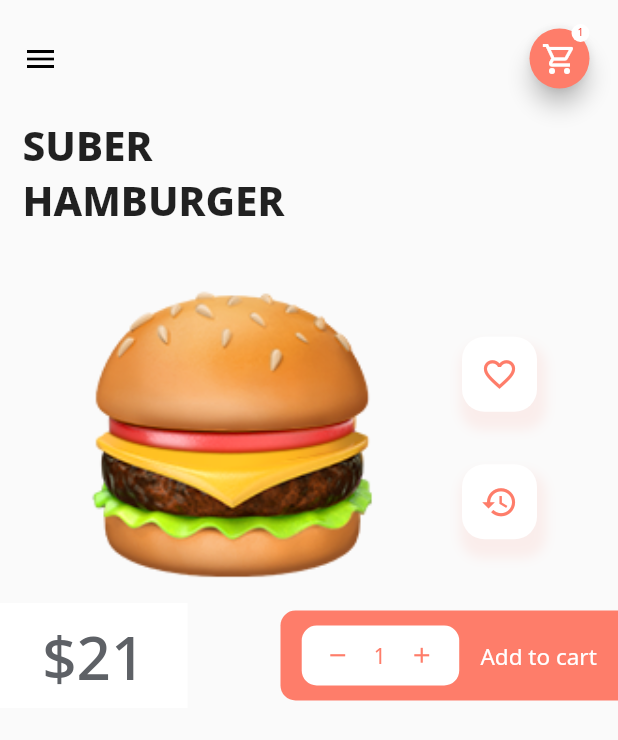
After one commit to RehamHassan1/Shop_UI, a Flutter app: the screen it shows after launch, after a tap on "Hamburger", on a phone screen of 412 x 824 dp. The commit adds this screen. Shown: the top 740 px of the screen. Run offline on Flutter 3.47's test engine with Material 2 defaults, Android fonts, the phone set to English and light mode, and no system bars; our stand-ins replace google_fonts.

Commit message:
first commit

```diff
--- /dev/null
+++ b/lib/burger.dart
@@ -0,0 +1,239 @@
+import 'package:flutter/material.dart';
+import 'package:google_fonts/google_fonts.dart';
+
+class Burger extends StatefulWidget {
+  final imgPath, foodName, pricePerItem, heroTag;
+
+  const Burger(
+      {super.key,
+      required this.imgPath,
+      required this.foodName,
+      required this.pricePerItem,
+      required this.heroTag});
+
+  @override
+  State<Burger> createState() => _BurgerState();
+}
+
+class _BurgerState extends State<Burger> {
+    var netPrice = 0.0;
+  var quantity = 1;
+
+  @override
+  Widget build(BuildContext context) {
+    return Scaffold(
+      body: ListView(children: [
+        Padding(
+          padding: const EdgeInsets.all(15.0),
+          child: Row(
+            mainAxisAlignment: MainAxisAlignment.spaceBetween,
+            children: [
+              Icon(
+                Icons.menu,
+                color: Colors.black,
+              ),
+              Stack(children: [
+                FloatingActionButton(
+                  mini: true,
+                  onPressed: () {},
+                  child:
+                      Icon(Icons.shopping_cart_outlined,  color: Colors.white),
+                  backgroundColor: Color(0xFFFE7D6A),
+                ),
+                Positioned(
+                    top: 1.0,
+                    right: 4.0,
+                    child: Container(
+                        height: 12.0,
+                        width: 12.0,
+                        decoration: BoxDecoration(
+                            color: Colors.white, shape: BoxShape.circle),
+                        child: Center(
+                          child: Text('1',
+                              style: GoogleFonts.notoSans(
+                                  fontSize: 7.0,
+                                  textStyle: TextStyle(color: Colors.red))),
+                        )))
+              ])
+            ],
+          ),
+        ),
+        Padding(
+          padding: const EdgeInsets.only(left: 15.0),
+          child: Text(
+            'SUBER',
+            style: GoogleFonts.notoSans(
+                fontWeight: FontWeight.w800, fontSize: 27.0),
+          ),
+        ),
+        Padding(
+          padding: const EdgeInsets.only(left: 15.0),
+          child: Text(
+            widget.foodName.toString().toUpperCase(),
+            style: GoogleFonts.notoSans(
+                fontWeight: FontWeight.w800, fontSize: 27.0),
+          ),
+        ),
+        SizedBox(height: 40.0),
+        Row(
+          mainAxisAlignment: MainAxisAlignment.spaceEvenly,
+          children: [
+            Hero(
+                tag: widget.heroTag,
+                child: Container(
+                  height: 200.0,
+                  width: 200.0,
+                  decoration: BoxDecoration(
+                      image: DecorationImage(
+                          image: AssetImage(widget.imgPath),
+                          fit: BoxFit.cover
+                          )),
+                )),
+                Column(
+                  children: [
+                    Stack(children: [
+                      Container(height: 45.0,width: 45.0,
+                      decoration: BoxDecoration(
+                          borderRadius: BorderRadius.circular(15.0),
+                          boxShadow: [
+                            BoxShadow(
+                              color: Color(0xFFFE7D6A).withOpacity(.1),
+                              spreadRadius: 6.0,
+                              blurRadius: 6.0,
+                              offset: Offset(5.0, 11.0)
+                            )
+                          ]
+                      ),
+                      ),
+                      Container(
+                        width: 50.0,
+                        height: 50.0,
+                          decoration: BoxDecoration(
+                            borderRadius: BorderRadius.circular(15.0),
+                            color: Colors.white
+                          ),
+                          child: Center(child: Icon(Icons.favorite_border, size:25.0,color: Color(0xFFFE7D6A)),),
+                      )
+                    ],),
+                                    SizedBox(height: 35.0),
+
+                    Stack(
+                  children: [
+                    Container(
+                      height: 45.0,
+                      width: 45.0,
+                      decoration: BoxDecoration(
+                          borderRadius: BorderRadius.circular(15.0),
+                          boxShadow: [
+                            BoxShadow(
+                                color: Color(0xFFFE7D6A).withOpacity(.1),
+                                spreadRadius: 6.0,
+                                blurRadius: 6.0,
+                                offset: Offset(5.0, 11.0))
+                          ]),
+                    ),
+                    Container(
+                      width: 50.0,
+                      height: 50.0,
+                      decoration: BoxDecoration(
+                          borderRadius: BorderRadius.circular(15.0),
+                          color: Colors.white),
+                      child: Center(
+                        child: Icon(Icons.restore,
+                            size: 25.0, color: Color(0xFFFE7D6A)),
+                      ),
+                    )
+                  ],
+                )
+                  ],
+                ),
+
+
+          ],
+        ),
+         SizedBox(height: 10.0),
+        Row(mainAxisAlignment: MainAxisAlignment.spaceBetween, children: [
+          Container(
+              height: 70.0,
+              width: 125.0,
+              color: Colors.white,
+              child: Center(
+                  child: Text(
+                '\$' + (int.parse(widget.pricePerItem) * quantity).toString(),
+                style: GoogleFonts.notoSans(
+                    fontSize: 40.0,
+                    color: Color(0xFF5E6166),
+                    fontWeight: FontWeight.w500),
+              ))),
+          Container(
+              height: 60.0,
+              width: 225.0,
+              decoration: BoxDecoration(
+                  color: Color(0xFFFE7D6A),
+                  borderRadius: BorderRadius.only(
+                      topLeft: Radius.circular(10.0),
+                      bottomLeft: Radius.circular(10.0))),
+              child: Row(
+                mainAxisAlignment: MainAxisAlignment.spaceEvenly,
+                children: <Widget>[
+                  Container(
+                      height: 40.0,
+                      width: 105.0,
+                      decoration: BoxDecoration(
+                          borderRadius: BorderRadius.circular(10.0),
+                          color: Colors.white),
+                      child: Row(
+                        children: <Widget>[
+                          IconButton(
+                              iconSize: 17.0,
+                              icon:
+                                  Icon(Icons.remove, color: Color(0xFFFE7D6A)),
+                              onPressed: () {
+                                adjustQuantity('MINUS');
+                              }),
+                          Text(
+                            quantity.toString(),
+                            style: GoogleFonts.notoSans(
+                                fontSize: 14.0,
+                                color: Color(0xFFFE7D6A),
+                                fontWeight: FontWeight.w400),
+                          ),
+                          IconButton(
+                              iconSize: 17.0,
+                              icon: Icon(Icons.add, color: Color(0xFFFE7D6A)),
+                              onPressed: () {
+                                adjustQuantity('PLUS');
+                              }),
+                        ],
+                      )),
+                  Text(
+                    'Add to cart',
+                    style: GoogleFonts.notoSans(
+                        fontSize: 15.0,
+                        color: Colors.white,
+                        fontWeight: FontWeight.w400),
+                  ),
+                ],
+              ))
+        ]),
+      ]),
+    );
+  }
+
+  adjustQuantity(pressed) {
+    switch (pressed) {
+      case 'PLUS':
+        setState(() {
+          quantity += 1;
+        });
+        return;
+      case 'MINUS':
+        setState(() {
+          if (quantity != 0) {
+            quantity -= 1;
+          }
+        });
+        return;
+    }
+  }
+}
--- a/lib/dashboard.dart
+++ b/lib/dashboard.dart
@@ -1,3 +1,4 @@
+import 'package:dash_flutter/burger.dart';
 import 'package:dash_flutter/food.dart';
 import 'package:flutter/material.dart';
 import 'package:google_fonts/google_fonts.dart';
@@ -47,8 +48,7 @@ class _DashBoardPageState extends State<DashBoardPage>
                     shape: BoxShape.circle,
                     image: DecorationImage(
                         image: AssetImage('lib/assets/images/tuxedo.png'),
-                        fit: BoxFit.contain
-                        )),
+                        fit: BoxFit.contain)),
               )
             ],
           ),
@@ -149,8 +149,6 @@ class _DashBoardPageState extends State<DashBoardPage>
           child: TabBarView(
             children: [
               FoodTap(),
-
-
             ],
             controller: tabController,
           ),
@@ -164,7 +162,14 @@ class _DashBoardPageState extends State<DashBoardPage>
     return Padding(
       padding: EdgeInsets.only(left: 15),
       child: InkWell(
-        onTap: () {},
+        onTap: () {
+          Navigator.of(context).push(MaterialPageRoute(
+              builder: (context) => Burger(
+                  imgPath: imgpath,
+                  foodName: foodName,
+                  pricePerItem: price,
+                  heroTag: foodName)));
+        },
         child: Container(
           height: 175,
           width: 150,
--- a/lib/main.dart
+++ b/lib/main.dart
@@ -1,5 +1,6 @@
 import 'package:flutter/material.dart';
 
+import 'burger.dart';
 import 'dashboard.dart';
 
 void main() {
```
